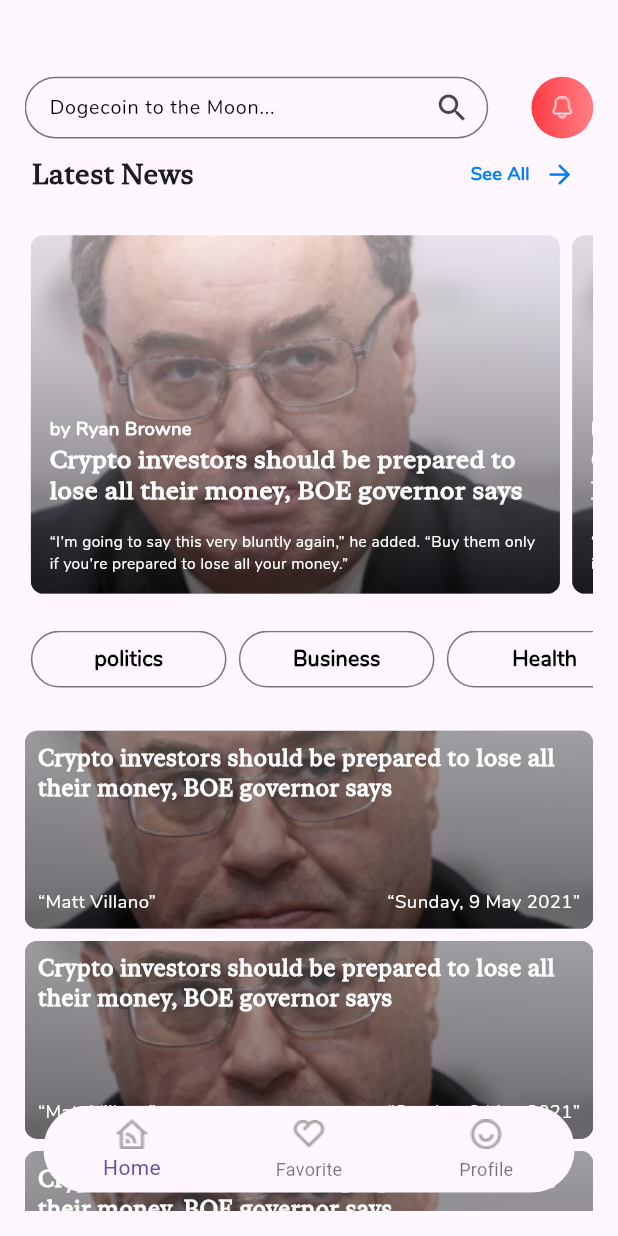
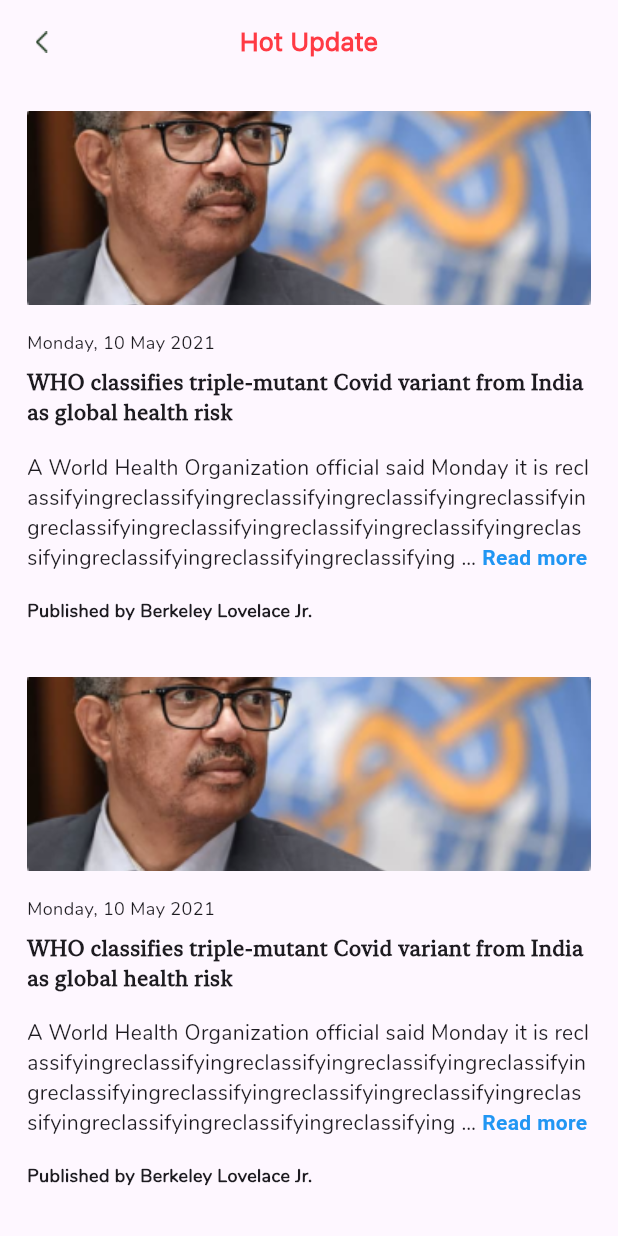
Before and after one commit to Ahmedreda321/news_app_ITI, a Flutter app: the screen it shows after launch, after a tap on "See All", on a phone screen of 412 x 824 dp. Run offline on Flutter 3.47's test engine with Material 3 defaults, Android fonts, the phone set to English and light mode, and no system bars; drawn by our look-alikes of readmore.

Commit message:
hot update screen added

```diff
--- a/lib/main.dart
+++ b/lib/main.dart
@@ -1,5 +1,6 @@
 import 'package:flutter/material.dart';
 import 'package:flutter_application_1/screens/home_screen.dart';
+import 'package:flutter_application_1/screens/hot_update_screen.dart';
 
 void main() {
   runApp(const MyApp());
--- /dev/null
+++ b/lib/screens/hot_update_screen.dart
@@ -0,0 +1,128 @@
+import 'package:flutter/material.dart';
+import 'package:flutter_application_1/screens/home_screen.dart';
+import 'package:flutter_application_1/utils/images/images.dart';
+import 'package:readmore/readmore.dart';
+
+class HotUpdateScreen extends StatelessWidget {
+  const HotUpdateScreen({super.key});
+
+  @override
+  Widget build(BuildContext context) {
+    return Scaffold(
+      appBar: AppBar(
+        scrolledUnderElevation: 0,
+        centerTitle: true,
+        leading: IconButton(
+          onPressed: () {
+            Navigator.pushAndRemoveUntil(
+              context,
+              MaterialPageRoute(
+                builder: (context) => const HomeScreen(),
+              ),
+              (Route<dynamic> route) => false,
+            );
+          },
+          icon: Image.asset(
+            'assets/images/Vector.png',
+            height: 15,
+            width: 8.55,
+          ),
+        ),
+        title: const Text(
+          'Hot Update',
+          style: TextStyle(
+              color: Color(0xffFF3A44),
+              fontSize: 17,
+              fontWeight: FontWeight.w600,
+              fontFamily: 'sfpro'),
+        ),
+      ),
+      body: ListView.builder(
+        itemCount: 5,
+        itemBuilder: (BuildContext context, int index) {
+          return const HotUpdateWidget();
+        },
+      ),
+    );
+  }
+}
+
+class HotUpdateWidget extends StatelessWidget {
+  const HotUpdateWidget({
+    super.key,
+  });
+
+  @override
+  Widget build(BuildContext context) {
+    return Padding(
+      padding: const EdgeInsets.all(18),
+      child: Column(
+        crossAxisAlignment: CrossAxisAlignment.start,
+        children: [
+          Image.asset(
+            item1, // ضع المسار الصحيح للصورة هنا
+            height: MediaQuery.of(context).size.height * .157,
+            width: MediaQuery.of(context).size.width,
+            fit: BoxFit.cover,
+          ),
+          SizedBox(
+              height: MediaQuery.of(context).size.height *
+                  0.02), // مسافة بين الصورة والتاريخ
+          const Text(
+            'Monday, 10 May 2021',
+            style: TextStyle(
+                fontSize: 12,
+                fontWeight: FontWeight.w300,
+                fontFamily: 'nunito'),
+          ),
+          SizedBox(
+              height: MediaQuery.of(context).size.height *
+                  0.01), // مسافة بين التاريخ والعنوان
+          const Text(
+            maxLines: 2,
+            overflow: TextOverflow.ellipsis,
+            'WHO classifies triple-mutant Covid variant from India as global health risk',
+            style: TextStyle(
+                fontSize: 14, fontWeight: FontWeight.w600, fontFamily: 'reda'),
+          ),
+          SizedBox(
+              height: MediaQuery.of(context).size.height *
+                  0.02), // مسافة بين العنوان والنص الرئيسي
+          const ReadMoreText(
+            'A World Health Organization official said Monday it is reclassifyingreclassifyingreclassifyingreclassifyingreclassifyingreclassifyingreclassifyingreclassifyingreclassifyingreclassifyingreclassifyingreclassifyingreclassifying the highly contagious triple-mutant Covid variant spreading in India as a “variant of concern,” indicating that it’s become a',
+            trimLines: 4,
+            colorClickableText: Colors.blue,
+            trimMode: TrimMode.Line,
+            trimCollapsedText: 'Read more',
+            trimExpandedText: ' Show less',
+            style: TextStyle(
+              fontSize: 14,
+              fontWeight: FontWeight.w400,
+              fontFamily: 'nunito',
+            ),
+            moreStyle: TextStyle(
+              color: Colors.blue,
+              fontSize: 14,
+              fontWeight: FontWeight.bold,
+            ),
+            lessStyle: TextStyle(
+              color: Colors.blue,
+              fontSize: 14,
+              fontWeight: FontWeight.bold,
+            ),
+          ),
+          SizedBox(
+              height: MediaQuery.of(context).size.height *
+                  0.02), // مسافة بين النص الرئيسي ونص المؤلف
+          const Text(
+            'Published by Berkeley Lovelace Jr.',
+            style: TextStyle(
+                fontSize: 12,
+                fontWeight: FontWeight.w700,
+                fontFamily: 'nunito'),
+          ),
+        ],
+      ),
+    );
+  }
+}
--- a/lib/utils/images/images.dart
+++ b/lib/utils/images/images.dart
@@ -1,2 +1,3 @@
 String mainLogo =
     'assets/images/WhatsApp Image 2024-07-14 at 19.22.51_45ca1e5f.jpg';
+String item1 = 'assets/images/Frame 32.png';
--- a/lib/widgets/home_screen_widgets/featured_article.dart
+++ b/lib/widgets/home_screen_widgets/featured_article.dart
@@ -11,7 +11,10 @@ class FeaturedArticle extends StatelessWidget {
     return InkWell(
       onTap: () {
         Navigator.of(context).push(
-            MaterialPageRoute(builder: (context) => const NewsDetailsScreen()));
+          MaterialPageRoute(
+            builder: (context) => const NewsDetailsScreen(),
+          ),
+        );
       },
       child: Container(
         margin: EdgeInsets.symmetric(horizontal: screenSize.width * 0.01),
--- a/lib/widgets/home_screen_widgets/latest_news.dart
+++ b/lib/widgets/home_screen_widgets/latest_news.dart
@@ -1,4 +1,5 @@
 import 'package:flutter/material.dart';
+import 'package:flutter_application_1/screens/hot_update_screen.dart';
 
 class LatestNews extends StatelessWidget {
   const LatestNews({super.key});
@@ -21,7 +22,13 @@ class LatestNews extends StatelessWidget {
           ),
           const Spacer(),
           TextButton(
-            onPressed: () {},
+            onPressed: () {
+              Navigator.of(context).push(
+                MaterialPageRoute(
+                  builder: (context) => const HotUpdateScreen(),
+                ),
+              );
+            },
             child: Row(
               children: [
                 Text(
--- a/pubspec.yaml
+++ b/pubspec.yaml
@@ -40,6 +40,7 @@ dependencies:
   shared_preferences:
   image_picker:
   curved_labeled_navigation_bar: ^2.0.2
+  readmore: ^3.0.0
 
 dev_dependencies:
   flutter_lints: ^2.0.0
@@ -81,6 +82,9 @@ flutter:
     - family: reda
       fonts:
         - asset: assets/fonts/FontsFree-Net-NewYorkSmallRegular.ttf
+    - family: sfpro
+      fonts:
+        - asset: assets/fonts/SFProText-Regular.ttf
   #         style: italic
     - family: Nunito
       fonts:
```
Also changed, not shown: lib/screens/home_screen.dart (+6 -2 lines), assets/fonts/SFProText-Regular.ttf (added), assets/images/Frame 32.png (added), pubspec.lock.
